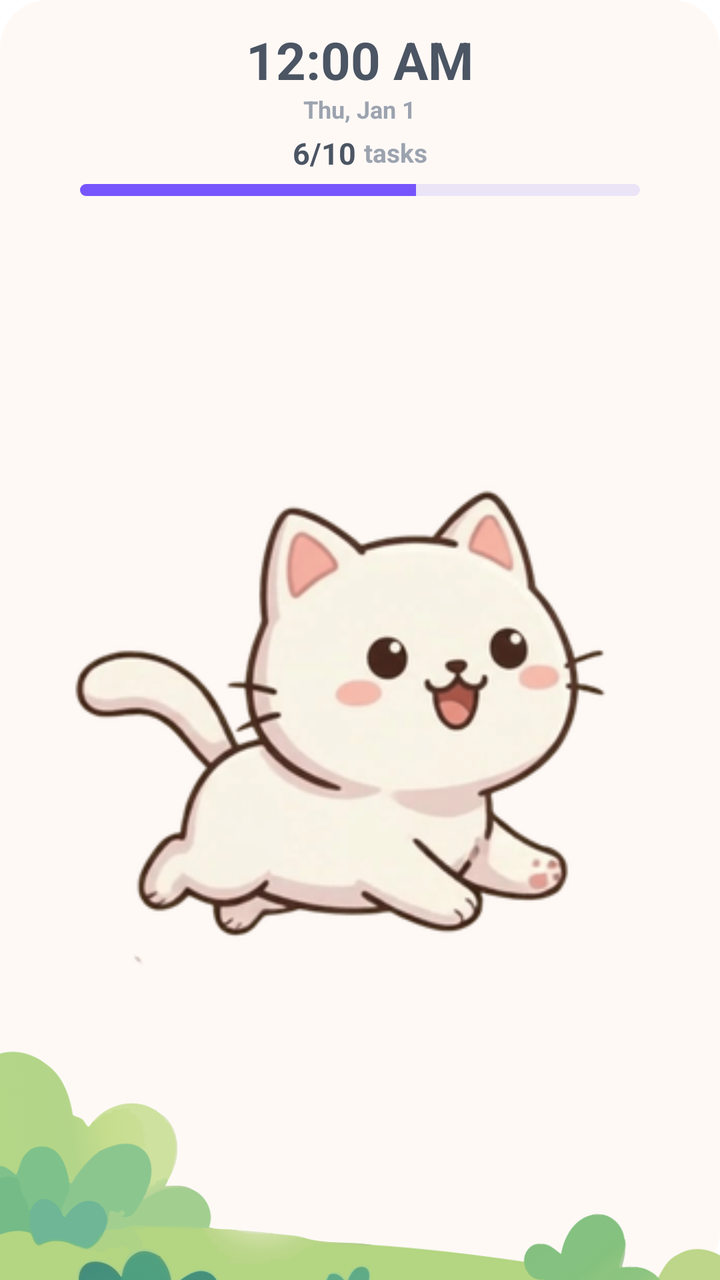
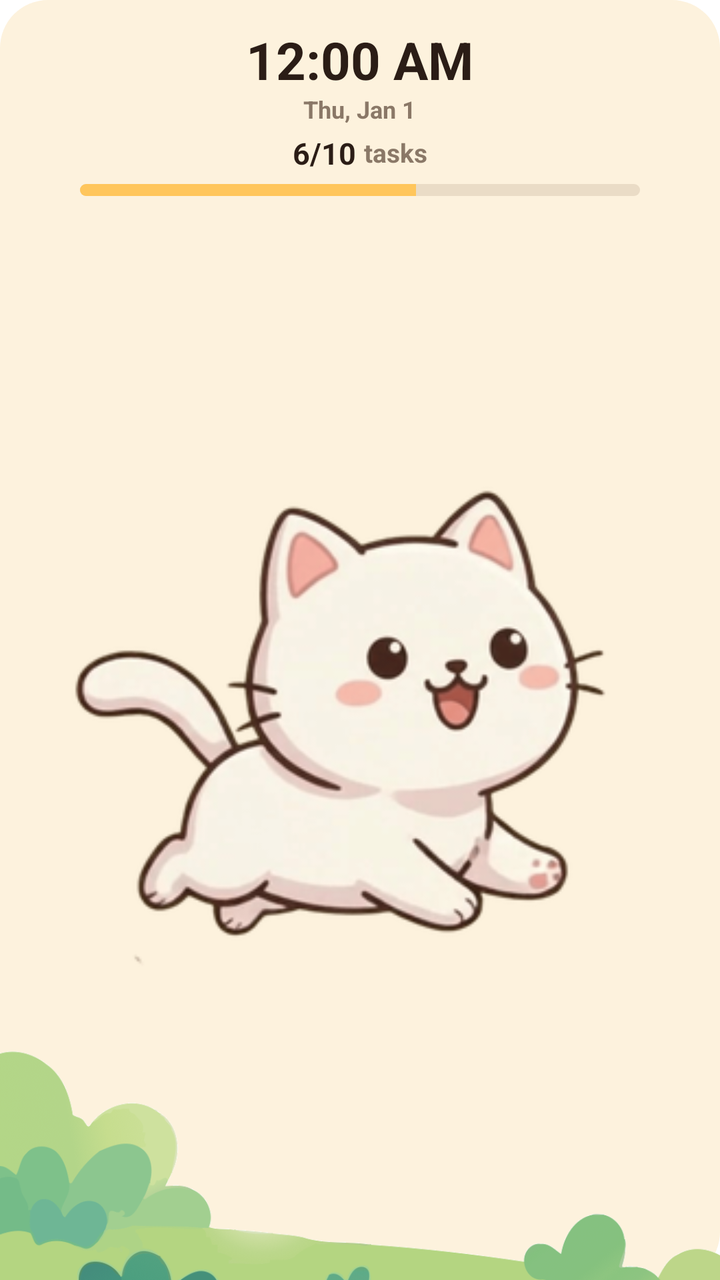

Screens rendered from an Android XML layout before and after an edit, with the pre-edit source and the edit as a unified diff.
<!-- AndroidManifest.xml: fallback theme Theme.MaterialComponents.DayNight.NoActionBar -->
<!-- res/layout/todocat_cat_widget_tall.xml -->
<?xml version="1.0" encoding="utf-8"?>
<FrameLayout xmlns:android="http://schemas.android.com/apk/res/android"
    android:id="@+id/widget_cat_root"
    android:layout_width="match_parent"
    android:layout_height="match_parent"
    android:background="@drawable/widget_cat_background">

    
    <ImageView
        android:id="@+id/widget_cat_grass_bg"
        android:layout_width="match_parent"
        android:layout_height="match_parent"
        android:scaleType="fitEnd"
        android:src="@drawable/widget_cat_grass" />

    
    <LinearLayout
        android:layout_width="match_parent"
        android:layout_height="match_parent"
        android:gravity="center_horizontal"
        android:orientation="vertical"
        android:paddingStart="16dp"
        android:paddingTop="16dp"
        android:paddingEnd="16dp"
        android:paddingBottom="8dp">

        
        <TextClock
            android:id="@+id/widget_cat_time"
            android:layout_width="wrap_content"
            android:layout_height="wrap_content"
            android:fontFamily="sans-serif-rounded"
            android:format12Hour="h:mm a"
            android:format24Hour="HH:mm"
            android:includeFontPadding="false"
            android:textColor="#4B5563"
            android:textSize="26sp"
            android:textStyle="bold" />

        
        <TextClock
            android:id="@+id/widget_cat_date"
            android:layout_width="wrap_content"
            android:layout_height="wrap_content"
            android:layout_marginTop="2dp"
            android:fontFamily="sans-serif-rounded"
            android:format12Hour="EEE, MMM d"
            android:format24Hour="EEE, MMM d"
            android:includeFontPadding="false"
            android:textColor="#9CA3AF"
            android:textSize="12sp"
            android:textStyle="bold" />

        
        <LinearLayout
            android:id="@+id/widget_cat_ratio_container"
            android:layout_width="wrap_content"
            android:layout_height="wrap_content"
            android:layout_marginTop="6dp"
            android:gravity="center_vertical"
            android:orientation="horizontal">

            <TextView
                android:id="@+id/widget_cat_ratio"
                android:layout_width="wrap_content"
                android:layout_height="wrap_content"
                android:fontFamily="sans-serif-rounded"
                android:includeFontPadding="false"
                android:text="6/10"
                android:textColor="#4B5563"
                android:textSize="15sp"
                android:textStyle="bold" />

            <TextView
                android:id="@+id/widget_cat_ratio_label"
                android:layout_width="wrap_content"
                android:layout_height="wrap_content"
                android:layout_marginStart="4dp"
                android:fontFamily="sans-serif-rounded"
                android:includeFontPadding="false"
                android:text="tasks"
                android:textColor="#9CA3AF"
                android:textSize="13sp"
                android:textStyle="bold" />
        </LinearLayout>

        
        <ProgressBar
            android:id="@+id/widget_cat_progress"
            style="?android:attr/progressBarStyleHorizontal"
            android:layout_width="match_parent"
            android:layout_height="6dp"
            android:layout_marginStart="24dp"
            android:layout_marginTop="6dp"
            android:layout_marginEnd="24dp"
            android:max="100"
            android:progress="60"
            android:progressDrawable="@drawable/widget_cat_progress" />

        
        <FrameLayout
            android:id="@+id/widget_cat_container"
            android:layout_width="match_parent"
            android:layout_height="0dp"
            android:layout_weight="1"
            android:layout_marginTop="6dp">

            
            <ViewFlipper
                android:id="@+id/widget_cat_flipper"
                android:layout_width="match_parent"
                android:layout_height="match_parent"
                android:layout_gravity="center"
                android:autoStart="true"
                android:flipInterval="100">

                <ImageView
                    android:id="@+id/widget_cat_frame_0"
                    android:layout_width="match_parent"
                    android:layout_height="match_parent"
                    android:scaleType="fitCenter"
                    android:src="@drawable/cat_white_0" />

                <ImageView
                    android:id="@+id/widget_cat_frame_1"
                    android:layout_width="match_parent"
                    android:layout_height="match_parent"
                    android:scaleType="fitCenter"
                    android:src="@drawable/cat_white_1" />

                <ImageView
                    android:id="@+id/widget_cat_frame_2"
                    android:layout_width="match_parent"
                    android:layout_height="match_parent"
                    android:scaleType="fitCenter"
                    android:src="@drawable/cat_white_2" />

                <ImageView
                    android:id="@+id/widget_cat_frame_3"
                    android:layout_width="match_parent"
                    android:layout_height="match_parent"
                    android:scaleType="fitCenter"
                    android:src="@drawable/cat_white_3" />

                <ImageView
                    android:id="@+id/widget_cat_frame_4"
                    android:layout_width="match_parent"
                    android:layout_height="match_parent"
                    android:scaleType="fitCenter"
                    android:src="@drawable/cat_white_4" />

                <ImageView
                    android:id="@+id/widget_cat_frame_5"
                    android:layout_width="match_parent"
                    android:layout_height="match_parent"
                    android:scaleType="fitCenter"
                    android:src="@drawable/cat_white_5" />

                <ImageView
                    android:id="@+id/widget_cat_frame_6"
                    android:layout_width="match_parent"
                    android:layout_height="match_parent"
                    android:scaleType="fitCenter"
                    android:src="@drawable/cat_white_6" />
            </ViewFlipper>

            
            <ViewFlipper
                android:id="@+id/widget_cat_sleeping"
                android:layout_width="match_parent"
                android:layout_height="match_parent"
                android:layout_gravity="center"
                android:autoStart="true"
                android:flipInterval="350"
                android:visibility="gone">

                <ImageView
                    android:id="@+id/widget_cat_sleep_0"
                    android:layout_width="match_parent"
                    android:layout_height="match_parent"
                    android:scaleType="fitCenter"
                    android:src="@drawable/cat_white_sleep_0" />

                <ImageView
                    android:id="@+id/widget_cat_sleep_1"
                    android:layout_width="match_parent"
                    android:layout_height="match_parent"
                    android:scaleType="fitCenter"
                    android:src="@drawable/cat_white_sleep_1" />

                <ImageView
                    android:id="@+id/widget_cat_sleep_2"
                    android:layout_width="match_parent"
                    android:layout_height="match_parent"
                    android:scaleType="fitCenter"
                    android:src="@drawable/cat_white_sleep_2" />

                <ImageView
                    android:id="@+id/widget_cat_sleep_3"
                    android:layout_width="match_parent"
                    android:layout_height="match_parent"
                    android:scaleType="fitCenter"
                    android:src="@drawable/cat_white_sleep_3" />

                <ImageView
                    android:id="@+id/widget_cat_sleep_4"
                    android:layout_width="match_parent"
                    android:layout_height="match_parent"
                    android:scaleType="fitCenter"
                    android:src="@drawable/cat_white_sleep_4" />

                <ImageView
                    android:id="@+id/widget_cat_sleep_5"
                    android:layout_width="match_parent"
                    android:layout_height="match_parent"
                    android:scaleType="fitCenter"
                    android:src="@drawable/cat_white_sleep_5" />
            </ViewFlipper>
        </FrameLayout>

    </LinearLayout>

</FrameLayout>
<!-- resources referenced by this layout -->
<resources>
  <!-- drawable cat_white_0: png bitmap (drawable-nodpi, 52245 bytes) -->
  <!-- drawable cat_white_1: png bitmap (drawable-nodpi, 53957 bytes) -->
  <!-- drawable cat_white_2: png bitmap (drawable-nodpi, 53964 bytes) -->
  <!-- drawable cat_white_3: png bitmap (drawable-nodpi, 54060 bytes) -->
  <!-- drawable cat_white_4: png bitmap (drawable-nodpi, 56073 bytes) -->
  <!-- drawable cat_white_5: png bitmap (drawable-nodpi, 57547 bytes) -->
  <!-- drawable cat_white_6: png bitmap (drawable-nodpi, 54485 bytes) -->
  <!-- drawable cat_white_sleep_0: png bitmap (drawable-nodpi, 39766 bytes) -->
  <!-- drawable cat_white_sleep_1: png bitmap (drawable-nodpi, 40058 bytes) -->
  <!-- drawable cat_white_sleep_2: png bitmap (drawable-nodpi, 40201 bytes) -->
  <!-- drawable cat_white_sleep_3: png bitmap (drawable-nodpi, 40574 bytes) -->
  <!-- drawable cat_white_sleep_4: png bitmap (drawable-nodpi, 42385 bytes) -->
  <!-- drawable cat_white_sleep_5: png bitmap (drawable-nodpi, 43227 bytes) -->
  <!-- drawable widget_cat_background (drawable) -->
  <?xml version="1.0" encoding="utf-8"?>
  <shape xmlns:android="http://schemas.android.com/apk/res/android"
      android:shape="rectangle">
      <solid android:color="#FFF9F6" />
      <corners android:radius="24dp" />
  </shape>
  <!-- drawable widget_cat_grass: png bitmap (drawable, 52345 bytes) -->
  <!-- drawable widget_cat_progress (drawable) -->
  <?xml version="1.0" encoding="utf-8"?>
  <layer-list xmlns:android="http://schemas.android.com/apk/res/android">
      <item android:id="@android:id/background">
          <shape android:shape="rectangle">
              <corners android:radius="10dp" />
              <solid android:color="#EBE4F7" />
          </shape>
      </item>
      <item android:id="@android:id/progress">
          <clip>
              <shape android:shape="rectangle">
                  <corners android:radius="10dp" />
                  <solid android:color="#7755FD" />
              </shape>
          </clip>
      </item>
  </layer-list>
</resources>

<!-- the commit's change to res/layout/todocat_cat_widget_tall.xml (unified diff, before → after) -->
@@ -33,7 +33,7 @@
             android:format12Hour="h:mm a"
             android:format24Hour="HH:mm"
             android:includeFontPadding="false"
-            android:textColor="#4B5563"
+            android:textColor="#2B1D16"
             android:textSize="26sp"
             android:textStyle="bold" />
 
@@ -47,7 +47,7 @@
             android:format12Hour="EEE, MMM d"
             android:format24Hour="EEE, MMM d"
             android:includeFontPadding="false"
-            android:textColor="#9CA3AF"
+            android:textColor="#8A7867"
             android:textSize="12sp"
             android:textStyle="bold" />
 
@@ -67,7 +67,7 @@
                 android:fontFamily="sans-serif-rounded"
                 android:includeFontPadding="false"
                 android:text="6/10"
-                android:textColor="#4B5563"
+                android:textColor="#2B1D16"
                 android:textSize="15sp"
                 android:textStyle="bold" />
 
@@ -79,7 +79,7 @@
                 android:fontFamily="sans-serif-rounded"
                 android:includeFontPadding="false"
                 android:text="tasks"
-                android:textColor="#9CA3AF"
+                android:textColor="#8A7867"
                 android:textSize="13sp"
                 android:textStyle="bold" />
         </LinearLayout>
<!-- resource entries referenced after the edit -->
@@ -17,7 +17,7 @@
   <?xml version="1.0" encoding="utf-8"?>
   <shape xmlns:android="http://schemas.android.com/apk/res/android"
       android:shape="rectangle">
-      <solid android:color="#FFF9F6" />
+      <solid android:color="#FDF2DD" />
       <corners android:radius="24dp" />
   </shape>
   <!-- drawable widget_cat_grass: png bitmap (drawable, 52345 bytes) -->
@@ -27,14 +27,14 @@
       <item android:id="@android:id/background">
           <shape android:shape="rectangle">
               <corners android:radius="10dp" />
-              <solid android:color="#EBE4F7" />
+              <solid android:color="#EADCC6" />
           </shape>
       </item>
       <item android:id="@android:id/progress">
           <clip>
               <shape android:shape="rectangle">
                   <corners android:radius="10dp" />
-                  <solid android:color="#7755FD" />
+                  <solid android:color="#FFC65C" />
               </shape>
           </clip>
       </item>
